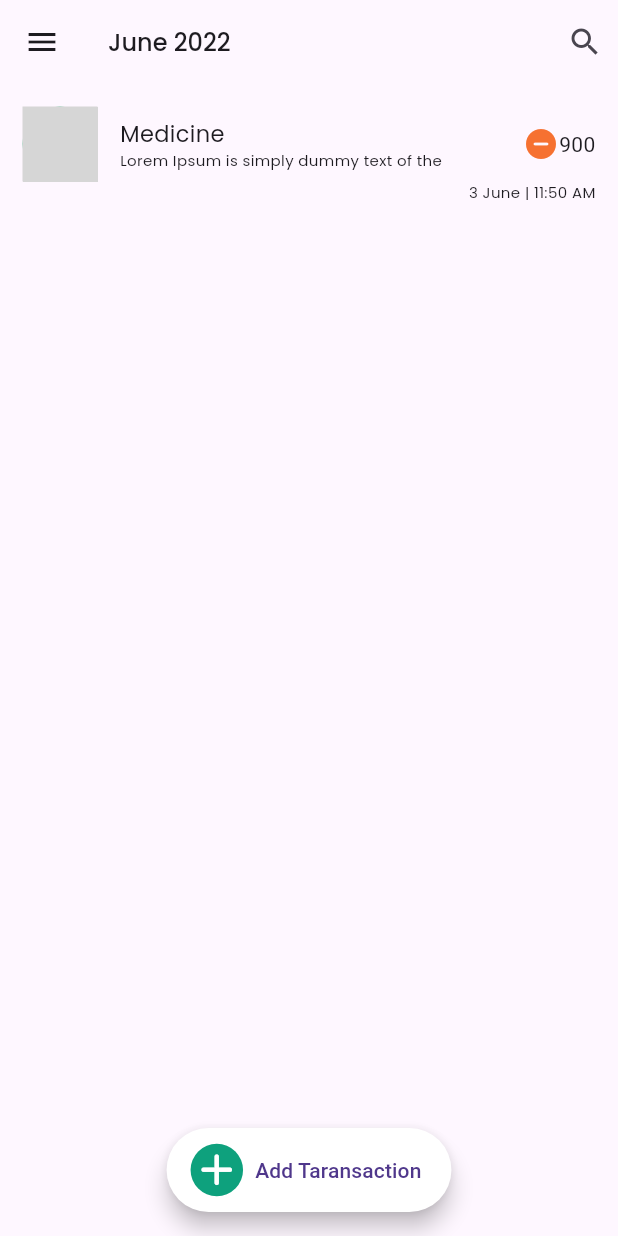
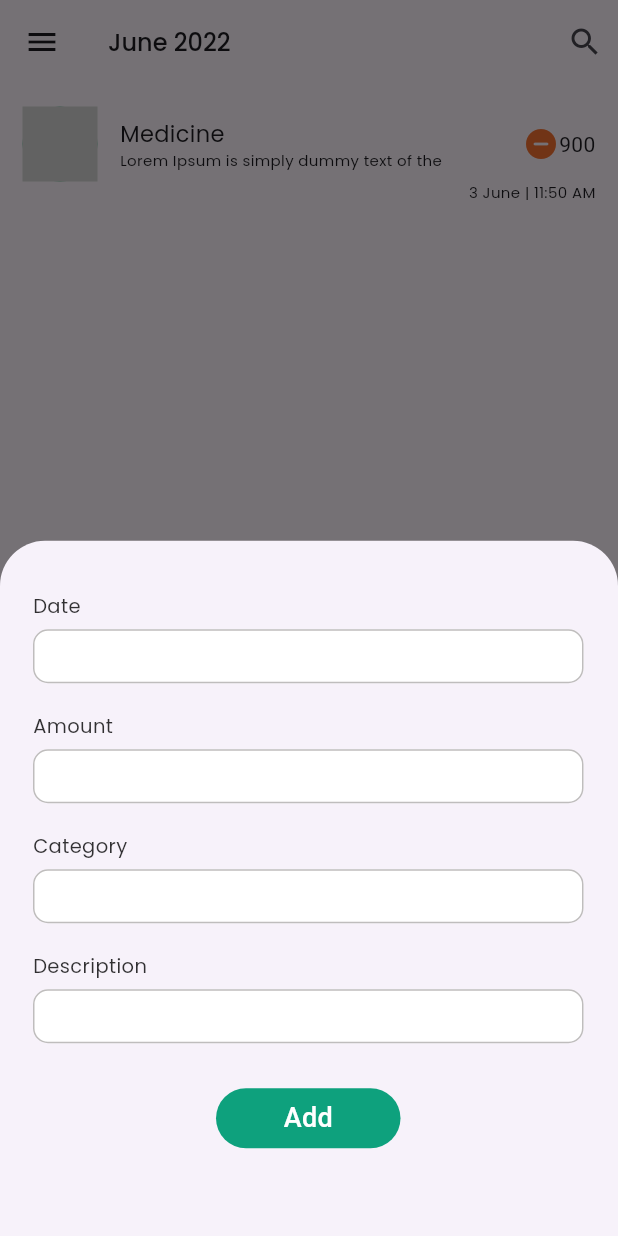
Before and after one commit to Saagar02/FlutterProjects, a Flutter app: the LoginScreen screen opened directly, after a tap on "Login", after a tap on "Add Taransaction", on a phone screen of 412 x 824 dp. Run offline on Flutter 3.47's test engine with Material 2 defaults, Android fonts, the phone set to English and light mode, and no system bars; our stand-ins replace flutter_slidable, flutter_svg, font_awesome_flutter, google_fonts; grey boxes are pictures that could not be loaded.

Commit message:
Expense Manager

```diff
--- a/ExpenseManager/lib/home_screen.dart
+++ /dev/null
@@ -1,131 +0,0 @@
-import 'package:flutter/material.dart';
-import 'package:flutter/widgets.dart';
-import 'package:flutter_svg/flutter_svg.dart';
-import 'package:google_fonts/google_fonts.dart';
-
-class HomeScreen extends StatefulWidget {
-  const HomeScreen({super.key});
-  @override
-  State createState() => _HomeScreen();
-}
-
-class _HomeScreen extends State {
-  List transactionList = [
-    {
-      "category": "Medicine",
-      "description": "Lorem Ipsum is simply dummy text of the",
-      "date": "3 June | 11:50 AM",
-      "amount": "900",
-    }
-  ];
-  @override
-  Widget build(BuildContext context) {
-    return Scaffold(
-      appBar: AppBar(
-        leading: const Icon(
-          Icons.menu,
-        ),
-        title: Text(
-          "June 2022",
-          style: GoogleFonts.poppins(
-            fontSize: 16,
-            fontWeight: FontWeight.w500,
-          ),
-        ),
-        actions: [
-          Container(
-            padding: const EdgeInsets.all(10),
-            child: const Icon(Icons.search),
-          ),
-        ],
-      ),
-      body: Padding(
-        padding: const EdgeInsets.all(15),
-        child: ListView.builder(
-          itemCount: transactionList.length,
-          itemBuilder: (BuildContext context, int index) {
-            return Padding(
-              padding: const EdgeInsets.all(0),
-              child: Container(
-                child: Column(
-                  children: [
-                    Row(
-                      children: [
-                        Container(
-                          height: 50,
-                          width: 50,
-                          margin: const EdgeInsets.only(right: 15),
-                          decoration: const BoxDecoration(
-                            color: Color.fromRGBO(0, 174, 91, 0.7),
-                            shape: BoxShape.circle,
-                          ),
-                          child:
-                              SvgPicture.asset('./assets/images/medicine.svg'),
-                        ),
-                        Column(
-                          crossAxisAlignment: CrossAxisAlignment.start,
-                          children: [
-                            Text(
-                              transactionList[index]["category"],
-                              style: GoogleFonts.poppins(fontSize: 15),
-                            ),
-                            Text(
-                              transactionList[index]["description"],
-                              style: GoogleFonts.poppins(
-                                fontSize: 10,
-                              ),
-                            ),
-                          ],
-                        ),
-                        const Spacer(),
-                        const Icon(
-                          Icons.remove_circle_rounded,
-                          color: Color.fromRGBO(246, 113, 49, 1),
-                        ),
-                        Text(
-                          transactionList[index]['amount'],
-                        ),
-                      ],
-                    ),
-                    Row(
-                      children: [
-                        const Spacer(),
-                        Text(
-                          transactionList[index]["date"],
-                          style: GoogleFonts.poppins(fontSize: 10),
-                        ),
-                      ],
-                    ),
-                  ],
-                ),
-              ),
-            );
-          },
-        ),
-      ),
-      floatingActionButtonLocation: FloatingActionButtonLocation.centerFloat,
-      floatingActionButton: FloatingActionButton.extended(
-        onPressed: () {},
-        label: const Text('Add Taransaction'),
-        icon: Container(
-          decoration: const BoxDecoration(
-            shape: BoxShape.circle,
-            color: Color.fromRGBO(14, 161, 125, 1),
-          ),
-          child: const Icon(
-            Icons.add_rounded,
-            size: 35,
-            weight: 100,
-            color: Colors.white,
-          ),
-        ),
-        shape: const RoundedRectangleBorder(
-          borderRadius: BorderRadius.all(
-            Radius.circular(70),
-          ),
-        ),
-        backgroundColor: Colors.white,
-      ),
-    );
-  }
-}
--- /dev/null
+++ b/ExpenseManager/lib/screens/add_expense_screen.dart
@@ -0,0 +1,41 @@
+import 'package:flutter/material.dart';
+
+class Showbottomsheet {
+  static void showSheet(BuildContext context){
+    showModalBottomSheet(
+      isScrollControlled: true,
+      isDismissible: true,
+      context: context,
+      shape: const RoundedRectangleBorder(
+        borderRadius: BorderRadius.only(
+            topLeft: Radius.circular(30.0),
+            topRight: Radius.circular(30.0),
+        ),
+        side: BorderSide(color: Colors.white)
+      ),
+      builder: (BuildContext context) {
+        return StatefulBuilder(
+          builder: (context , setstate){
+            return const Padding(
+              padding: EdgeInsets.all(8.0),
+              child: Column(
+                children: [
+                  SizedBox(
+                    height: 10,
+                  ),
+                  Text("Expense Manager",
+                    style: TextStyle(
+                      color: Colors.black,
+                      fontSize: 20,
+                      fontWeight: FontWeight.w500
+                    ),
+                  ),
+                ],
+              ),
+            );
+          }
+
+        );
+      });
+  }
+}
--- /dev/null
+++ b/ExpenseManager/lib/screens/home_screen.dart
@@ -0,0 +1,387 @@
+import 'package:flutter/material.dart';
+import 'package:flutter/widgets.dart';
+import 'package:flutter_svg/flutter_svg.dart';
+import 'package:google_fonts/google_fonts.dart';
+import 'package:intl/intl.dart';
+
+class HomeScreen extends StatefulWidget {
+  const HomeScreen({super.key});
+  @override
+  State createState() => _HomeScreen();
+}
+
+class _HomeScreen extends State {
+  List transactionList = [
+    {
+      "category": "Medicine",
+      "description": "Lorem Ipsum is simply dummy text of the",
+      "date": "3 June | 11:50 AM",
+      "amount": "900",
+    }
+  ];
+
+  void showBottomSheet() {
+    showModalBottomSheet(
+        shape: const RoundedRectangleBorder(
+            borderRadius: BorderRadius.only(
+                topLeft: Radius.circular(30), topRight: Radius.circular(30))),
+        context: context,
+        constraints: BoxConstraints(
+          minHeight: MediaQuery.of(context).size.height * 0.7,
+          maxHeight: MediaQuery.of(context).size.height * 07,
+        ),
+        builder: (BuildContext context) {
+          return StatefulBuilder(builder: (context, setstate) {
+            return Padding(
+              padding: EdgeInsets.only(
+                bottom: MediaQuery.of(context).viewInsets.bottom,
+              ),
+              child: SizedBox(
+                height: 500,
+                child: Padding(
+                  padding: const EdgeInsets.only(
+                    left: 22,
+                    right: 23,
+                  ),
+                  child: Column(
+                    children: [
+                      Column(
+                        crossAxisAlignment: CrossAxisAlignment.start,
+                        mainAxisAlignment: MainAxisAlignment.start,
+                        children: [
+                          const SizedBox(
+                            height: 34,
+                          ),
+                          const Align(
+                            alignment: Alignment.topLeft,
+                            child: Text(
+                              "Date",
+                              textAlign: TextAlign.start,
+                              style: TextStyle(
+                                color: Color.fromRGBO(0, 0, 0, 0.8),
+                                fontSize: 13,
+                                fontWeight: FontWeight.w400,
+                                fontFamily: 'Poppins',
+                              ),
+                            ),
+                          ),
+                          const SizedBox(
+                            height: 6,
+                          ),
+                          Container(
+                            height: 36,
+                            decoration: BoxDecoration(
+                                color: Colors.white,
+                                borderRadius: BorderRadius.circular(10)),
+                            child: TextFormField(
+                              decoration: InputDecoration(
+                                contentPadding: const EdgeInsets.symmetric(
+                                    horizontal: 10, vertical: 4),
+                                enabledBorder: OutlineInputBorder(
+                                    borderRadius: BorderRadius.circular(10),
+                                    borderSide: const BorderSide(
+                                      color: Color.fromRGBO(191, 189, 189,1),
+                                      width: 1,
+                                    )),
+                                focusedBorder: OutlineInputBorder(
+                                    borderRadius: BorderRadius.circular(10),
+                                    borderSide: const BorderSide(
+                                      color: Color.fromRGBO(3, 3, 3, 1),
+                                      width: 1,
+                                    )),
+                              ),
+                              onTap: () async{
+                                DateTime ? pickedDate = await showDatePicker(
+                                  context: context,
+                                  initialDate: DateTime.now(),
+                                  firstDate: DateTime.now(),
+                                  lastDate: DateTime(3000),
+                                );
+                                String formattedDate = DateFormat.yMMMd().format(pickedDate!);
+                              },
+                            ),
+
+                          ),
+                          const SizedBox(
+                            height: 19,
+                          ),
+                          const Align(
+                            alignment: Alignment.topLeft,
+                            child: Text(
+                              "Amount",
+                              textAlign: TextAlign.start,
+                              style: TextStyle(
+                                color: Color.fromRGBO(0, 0, 0, 0.8),
+                                fontSize: 13,
+                                fontWeight: FontWeight.w400,
+                                fontFamily: 'Poppins',
+                              ),
+                            ),
+                          ),
+                          const SizedBox(
+                            height: 6,
+                          ),
+                          Container(
+                            height: 36,
+                            decoration: BoxDecoration(
+                                color: Colors.white,
+                                borderRadius: BorderRadius.circular(10)),
+                            child: TextField(
+                              decoration: InputDecoration(
+                                contentPadding: const EdgeInsets.symmetric(
+                                    horizontal: 10, vertical: 4),
+                                enabledBorder: OutlineInputBorder(
+                                    borderRadius: BorderRadius.circular(10),
+                                    borderSide: const BorderSide(
+                                      color: Color.fromRGBO(191, 189, 189,
+                                          1), //Color(0xFF02A7B1),
+                                      width: 1,
+                                    )),
+                                focusedBorder: OutlineInputBorder(
+                                    borderRadius: BorderRadius.circular(10),
+                                    borderSide: const BorderSide(
+                                      color: Color.fromRGBO(3, 3, 3, 1),
+                                      width: 1,
+                                    )),
+                              ),
+                            ),
+                          ),
+                          const SizedBox(
+                            height: 19,
+                          ),
+                          const Align(
+                            alignment: Alignment.topLeft,
+                            child: Text(
+                              "Category",
+                              textAlign: TextAlign.start,
+                              style: TextStyle(
+                                color: Color.fromRGBO(0, 0, 0, 0.8),
+                                fontSize: 13,
+                                fontWeight: FontWeight.w400,
+                                fontFamily: 'Poppins',
+                              ),
+                            ),
+                          ),
+                          const SizedBox(
+                            height: 6,
+                          ),
+                          Container(
+                            height: 36,
+                            decoration: BoxDecoration(
+                                color: Colors.white,
+                                borderRadius: BorderRadius.circular(10)),
+                            child: TextField(
+                              decoration: InputDecoration(
+                                contentPadding: const EdgeInsets.symmetric(
+                                    horizontal: 10, vertical: 4),
+                                enabledBorder: OutlineInputBorder(
+                                    borderRadius: BorderRadius.circular(10),
+                                    borderSide: const BorderSide(
+                                      color: Color.fromRGBO(191, 189, 189,1),
+                                      width: 1,
+                                    )),
+                                focusedBorder: OutlineInputBorder(
+                                    borderRadius: BorderRadius.circular(10),
+                                    borderSide: const BorderSide(
+                                      color: Color.fromRGBO(3, 3, 3, 1),
+                                      width: 1,
+                                    )),
+                              ),
+                            ),
+                          ),
+                          const SizedBox(
+                            height: 19,
+                          ),
+                          const Align(
+                            alignment: Alignment.topLeft,
+                            child: Text(
+                              "Description",
+                              textAlign: TextAlign.start,
+                              style: TextStyle(
+                                color: Color.fromRGBO(0, 0, 0, 0.8),
+                                fontSize: 13,
+                                fontWeight: FontWeight.w400,
+                                fontFamily: 'Poppins',
+                              ),
+                            ),
+                          ),
+                          const SizedBox(
+                            height: 6,
+                          ),
+                          Container(
+                            height: 36,
+                            decoration: BoxDecoration(
+                                color: Colors.white,
+                                borderRadius: BorderRadius.circular(10)),
+                            child: TextField(
+                              decoration: InputDecoration(
+                                contentPadding: const EdgeInsets.symmetric(
+                                    horizontal: 10, vertical: 4),
+                                enabledBorder: OutlineInputBorder(
+                                    borderRadius: BorderRadius.circular(10),
+                                    borderSide: const BorderSide(
+                                      color: Color.fromRGBO(191, 189, 189,1),
+                                      width: 1,
+                                    )),
+                                focusedBorder: OutlineInputBorder(
+                                    borderRadius: BorderRadius.circular(10),
+                                    borderSide: const BorderSide(
+                                      color: Color.fromRGBO(3, 3, 3, 1),
+                                      width: 1,
+                                    )),
+                              ),
+                            ),
+                          ),
+                          const SizedBox(
+                            height: 30,
+                          ),
+                          Align(
+                            alignment: Alignment.center,
+                            child: GestureDetector(
+                              onTap: () {},
+                              child: Container(
+                                height: 40,
+                                width: 123,
+                                decoration: const BoxDecoration(
+                                    color: Color.fromRGBO(14, 161, 125, 1),
+                                    borderRadius:
+                                        BorderRadius.all(Radius.circular(67))),
+                                child: const Align(
+                                  alignment: Alignment.center,
+                                  child: Text(
+                                    "Add",
+                                    style: TextStyle(
+                                        color: Colors.white,
+                                        fontSize: 18,
+                                        fontWeight: FontWeight.w500),
+                                  ),
+                                ),
+                              ),
+                            ),
+                          )
+                        ],
+                      )
+                    ],
+                  ),
+                ),
+              ),
+            );
+          });
+        });
+  }
+
+  @override
+  Widget build(BuildContext context) {
+    return Scaffold(
+      appBar: AppBar(
+        leading: const Icon(
+          Icons.menu,
+        ),
+        title: Text(
+          "June 2022",
+          style: GoogleFonts.poppins(
+            fontSize: 16,
+            fontWeight: FontWeight.w500,
+          ),
+        ),
+        actions: [
+          Container(
+            padding: const EdgeInsets.all(10),
+            child: const Icon(Icons.search),
+          ),
+        ],
+      ),
+      body: Padding(
+        padding: const EdgeInsets.all(15),
+        child: ListView.builder(
+          itemCount: transactionList.length,
+          itemBuilder: (BuildContext context, int index) {
+            return Padding(
+              padding: const EdgeInsets.all(0),
+              child: Container(
+                child: Column(
+                  children: [
+                    Row(
+                      children: [
+                        Container(
+                          height: 50,
+                          width: 50,
+                          margin: const EdgeInsets.only(right: 15),
+                          decoration: const BoxDecoration(
+                            color: Color.fromRGBO(0, 174, 91, 0.7),
+                            shape: BoxShape.circle,
+                          ),
+                          child:
+                              SvgPicture.asset('./assets/images/medicine.svg'),
+                        ),
+                        Column(
+                          crossAxisAlignment: CrossAxisAlignment.start,
+                          children: [
+                            Text(
+                              transactionList[index]["category"],
+                              style: GoogleFonts.poppins(fontSize: 15),
+                            ),
+                            Text(
+                              transactionList[index]["description"],
+                              style: GoogleFonts.poppins(
+                                fontSize: 10,
+                              ),
+                            ),
+                          ],
+                        ),
+                        const Spacer(),
+                        const Icon(
+                          Icons.remove_circle_rounded,
+                          color: Color.fromRGBO(246, 113, 49, 1),
+                        ),
+                        Text(
+                          transactionList[index]['amount'],
+                        ),
+                      ],
+                    ),
+                    Row(
+                      children: [
+                        const Spacer(),
+                        Text(
+                          transactionList[index]["date"],
+                          style: GoogleFonts.poppins(fontSize: 10),
+                        ),
+                      ],
+                    ),
+                  ],
+                ),
+              ),
+            );
+          },
+        ),
+      ),
+      floatingActionButtonLocation: FloatingActionButtonLocation.centerFloat,
+      floatingActionButton: FloatingActionButton.extended(
+        onPressed: () {
+          setState(() {
+            showBottomSheet();
+          });
+        },
+        label: const Text('Add Taransaction'),
+        icon: Container(
+          decoration: const BoxDecoration(
+            shape: BoxShape.circle,
+            color: Color.fromRGBO(14, 161, 125, 1),
+          ),
+          child: const Icon(
+            Icons.add_rounded,
+            size: 35,
+            weight: 100,
+            color: Colors.white,
+          ),
+        ),
+        shape: const RoundedRectangleBorder(
+          borderRadius: BorderRadius.all(
+            Radius.circular(70),
+          ),
+        ),
+        backgroundColor: Colors.white,
+      ),
+    );
+  }
+}
--- a/ExpenseManager/lib/login_screen.dart
+++ b/ExpenseManager/lib/screens/login_screen.dart
@@ -1,6 +1,6 @@
-import 'package:expense_manager/home_screen.dart';
+import 'package:expense_manager/screens/home_screen.dart';
 import 'package:flutter/material.dart';
-import 'package:expense_manager/resister_screen.dart';
+import 'package:expense_manager/screens/resister_screen.dart';
 
 class LoginScreen extends StatefulWidget {
   const LoginScreen({super.key});
--- a/ExpenseManager/lib/main.dart
+++ b/ExpenseManager/lib/screens/main.dart
@@ -1,4 +1,4 @@
-import 'package:expense_manager/splash_screen.dart';
+import 'package:expense_manager/screens/splash_screen.dart';
 import 'package:flutter/material.dart';
 
 void main() {
--- a/ExpenseManager/lib/resister_screen.dart
+++ b/ExpenseManager/lib/screens/resister_screen.dart
@@ -1,4 +1,4 @@
-import 'package:expense_manager/login_screen.dart';
+import 'package:expense_manager/screens/login_screen.dart';
 import 'package:flutter/material.dart';
 
 class SignUp extends StatefulWidget {
--- a/ExpenseManager/lib/splash_screen.dart
+++ b/ExpenseManager/lib/screens/splash_screen.dart
@@ -1,4 +1,4 @@
-import 'package:expense_manager/login_screen.dart';
+import 'package:expense_manager/screens/login_screen.dart';
 import 'package:flutter/material.dart';
 import 'package:flutter/services.dart';
 class SplashScreen extends StatefulWidget {
--- a/ExpenseManager/pubspec.yaml
+++ b/ExpenseManager/pubspec.yaml
@@ -20,6 +20,7 @@ dependencies:
     sdk: flutter
   google_fonts: ^6.2.1
   flutter_svg: ^2.0.10+1
+  intl: ^0.17.0
 
 
   # The following adds the Cupertino Icons font to your application.
```
Also changed, not shown: Advance Todo app/lib/home_page.dart (+6 -3 lines), ExpenseManager/lib/add_expense_screen.dart (deleted), ExpenseManager/pubspec.lock, 1 other file.
